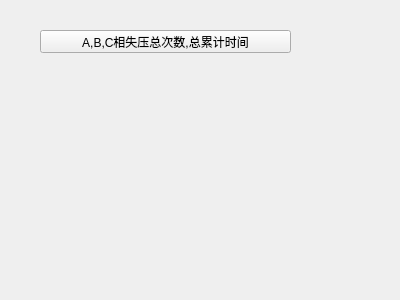
The window that SerialPortAssistant-master/SerialPortAssistant-master/event/undervoltage.ui (qq71838603/SerialPort-read9009) describes before a commit, drawn with Qt 5.
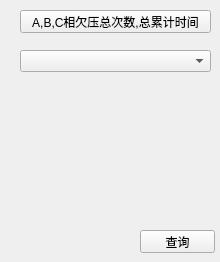
The same window after the commit.

Commit message:
新增失压,欠压,过压,断相,失流,过流,断流.测试
1.代码逻辑更新,将电表返回得到的字符串通过方法处理,如果需要小数点则在相应的位置加上.
2.二级界面采用列表的形式存放各项记录,使用一个按钮槽函数来发送信号.
3.在按钮槽函数中通过下拉框列表得到标识码,将标识码做参数使用方法处理,
得到整串查询码.再将信号发出.

```diff
--- a/SerialPortAssistant-master/SerialPortAssistant-master/event/undervoltage.ui
+++ b/SerialPortAssistant-master/SerialPortAssistant-master/event/undervoltage.ui
@@ -6,24 +6,47 @@
    <rect>
     <x>0</x>
     <y>0</y>
-    <width>400</width>
-    <height>300</height>
+    <width>220</width>
+    <height>262</height>
    </rect>
   </property>
   <property name="windowTitle">
    <string>Form</string>
   </property>
+  <widget class="QComboBox" name="comboBox">
+   <property name="geometry">
+    <rect>
+     <x>20</x>
+     <y>50</y>
+     <width>191</width>
+     <height>22</height>
+    </rect>
+   </property>
+  </widget>
+  <widget class="QPushButton" name="query_button">
+   <property name="geometry">
+    <rect>
+     <x>140</x>
+     <y>230</y>
+     <width>75</width>
+     <height>23</height>
+    </rect>
+   </property>
+   <property name="text">
+    <string>查询</string>
+   </property>
+  </widget>
   <widget class="QPushButton" name="ABCUndervoltage">
    <property name="geometry">
     <rect>
-     <x>40</x>
-     <y>30</y>
-     <width>251</width>
+     <x>20</x>
+     <y>10</y>
+     <width>191</width>
      <height>23</height>
     </rect>
    </property>
    <property name="text">
-    <string>A,B,C相失压总次数,总累计时间</string>
+    <string>A,B,C相欠压总次数,总累计时间</string>
    </property>
   </widget>
  </widget>
```
The commit also changes 21 other files.
